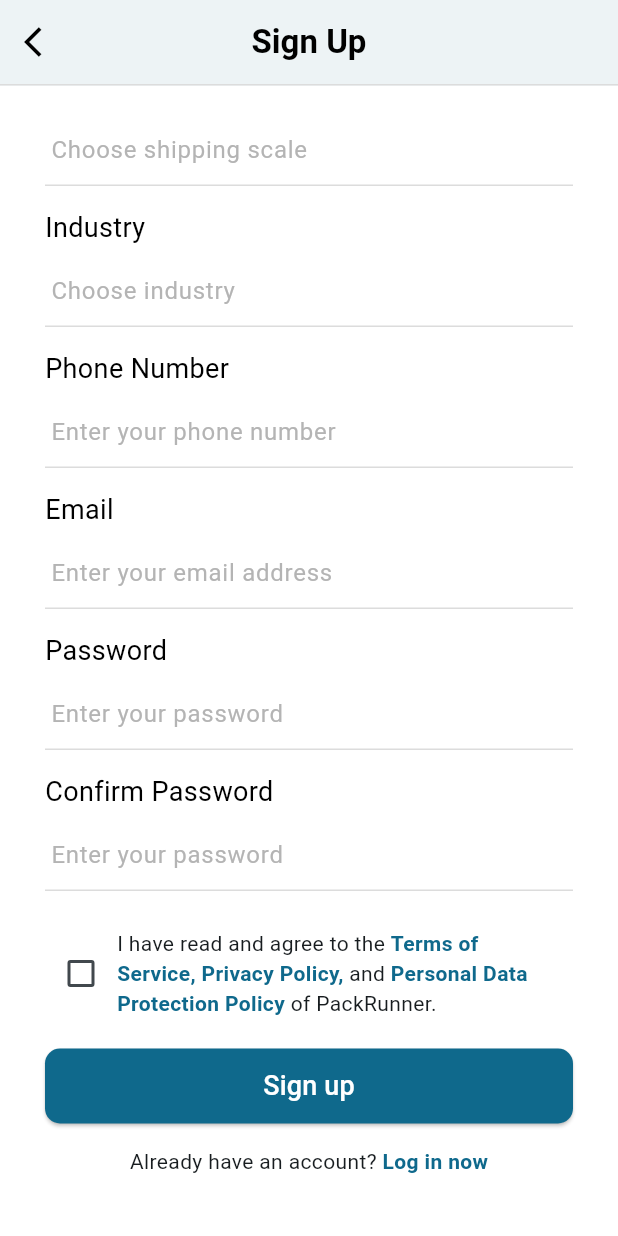
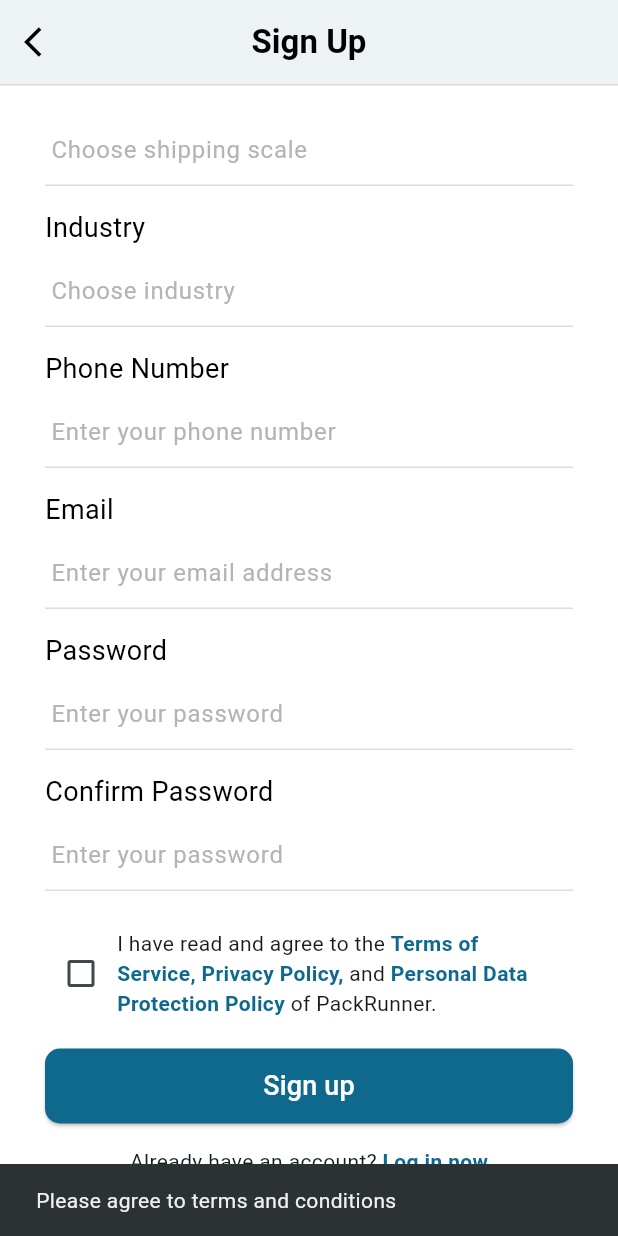
Before and after one commit to Ditconhanhphuc/mobile_app_pack_runner_client, a Flutter app: the SignupPage screen opened directly, scrolled down 126 dp, after a tap on "Sign up", on a phone screen of 412 x 824 dp. Run offline on Flutter 3.47's test engine with Material 3 defaults, Android fonts, the phone set to English and light mode, and no system bars; our stand-ins replace lottie, shared_preferences; accounts and stored records are empty.

Commit message:
update: register page

```diff
--- a/lib/views/pages/signup_page.dart
+++ b/lib/views/pages/signup_page.dart
@@ -44,8 +44,10 @@ class _SignupPageState extends State<SignupPage> {
                 buildTextField('Industry', 'Choose industry'),
                 buildTextField('Phone Number', 'Enter your phone number'),
                 buildTextField('Email', 'Enter your email address'),
-                buildTextField('Password', 'Enter your password', obscureText: true),
-                buildTextField('Confirm Password', 'Enter your password', obscureText: true),
+                buildTextField('Password', 'Enter your password',
+                    obscureText: true),
+                buildTextField('Confirm Password', 'Enter your password',
+                    obscureText: true),
                 SizedBox(height: 10),
                 Row(
                   children: [
@@ -88,7 +90,24 @@ class _SignupPageState extends State<SignupPage> {
                 ),
                 SizedBox(height: 20.0),
                 ElevatedButton(
-                  onPressed: () {},
+                  onPressed: () {
+                    if (agreeToTerms) {
+                      Navigator.push(
+                        context,
+                        MaterialPageRoute(
+                          builder: (context) {
+                            return const SigninPage();
+                          },
+                        ),
+                      );
+                    } else {
+                      ScaffoldMessenger.of(context).showSnackBar(
+                        const SnackBar(
+                          content: Text('Please agree to terms and conditions'),
+                        ),
+                      );
+                    }
+                  },
                   style: ElevatedButton.styleFrom(
                     backgroundColor: Color(0xFF0F698C),
                     minimumSize: Size(double.infinity, 50),
@@ -147,7 +166,10 @@ class _SignupPageState extends State<SignupPage> {
         children: [
           Text(
             label,
-            style: TextStyle(fontSize: 18, color: Color(0xFF000000), fontWeight: FontWeight.w400),
+            style: TextStyle(
+                fontSize: 18,
+                color: Color(0xFF000000),
+                fontWeight: FontWeight.w400),
           ),
           SizedBox(height: 5),
           TextFormField(
@@ -166,7 +188,8 @@ class _SignupPageState extends State<SignupPage> {
               focusedBorder: const UnderlineInputBorder(
                 borderSide: BorderSide(color: Colors.black, width: 1.5),
               ),
-              contentPadding: const EdgeInsets.symmetric(horizontal: 0, vertical: 10),
+              contentPadding:
+                  const EdgeInsets.symmetric(horizontal: 0, vertical: 10),
             ),
           ),
         ],
```
